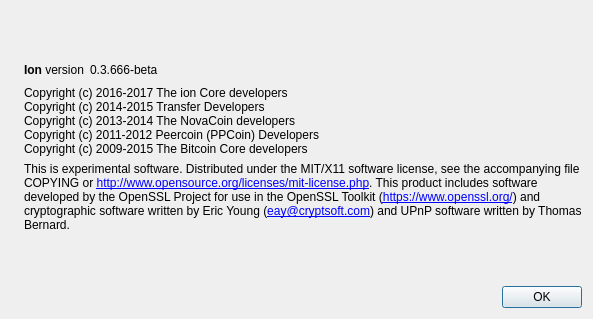
Old version of the form src/qt/forms/aboutdialog.ui in the repository willemjez/ion-old.
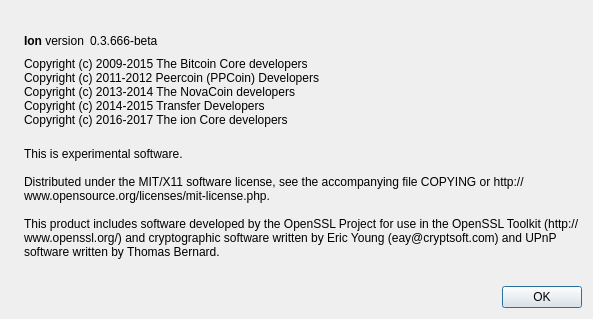
New version of the form. Icons and pictures are not drawn.

Commit message: Cleanup About dialog

```diff
--- a/src/qt/forms/aboutdialog.ui
+++ b/src/qt/forms/aboutdialog.ui
@@ -91,11 +91,11 @@
         <cursorShape>IBeamCursor</cursorShape>
        </property>
        <property name="text">
-        <string>Copyright (c) 2016-2017 The ion Core developers
-Copyright (c) 2014-2015 Transfer Developers
-Copyright (c) 2013-2014 The NovaCoin developers
+        <string>Copyright (c) 2009-2015 The Bitcoin Core developers
 Copyright (c) 2011-2012 Peercoin (PPCoin) Developers
-Copyright (c) 2009-2015 The Bitcoin Core developers</string>
+Copyright (c) 2013-2014 The NovaCoin developers
+Copyright (c) 2014-2015 Transfer Developers
+Copyright (c) 2016-2017 The ion Core developers</string>
        </property>
        <property name="textInteractionFlags">
         <set>Qt::LinksAccessibleByMouse|Qt::TextSelectableByKeyboard|Qt::TextSelectableByMouse</set>
@@ -111,12 +111,9 @@
         <string>
 This is experimental software.
 
-Distributed under the MIT/X11 software license, see the accompanying file COPYING or &lt;a href=&quot;http://www.opensource.org/licenses/mit-license.php&quot;&gt;http://www.opensource.org/licenses/mit-license.php&lt;/a&gt;.
+Distributed under the MIT/X11 software license, see the accompanying file COPYING or http://www.opensource.org/licenses/mit-license.php.
 
-This product includes software developed by the OpenSSL Project for use in the OpenSSL Toolkit (&lt;a href=&quot;https://www.openssl.org/&quot;&gt;https://www.openssl.org/&lt;/a&gt;) and cryptographic software written by Eric Young (&lt;a href=&quot;mailto:eay@cryptsoft.com&quot;&gt;eay@cryptsoft.com&lt;/a&gt;) and UPnP software written by Thomas Bernard.</string>
-       </property>
-       <property name="textFormat">
-        <enum>Qt::RichText</enum>
+This product includes software developed by the OpenSSL Project for use in the OpenSSL Toolkit (http://www.openssl.org/) and cryptographic software written by Eric Young (eay@cryptsoft.com) and UPnP software written by Thomas Bernard.</string>
        </property>
        <property name="wordWrap">
         <bool>true</bool>
```
